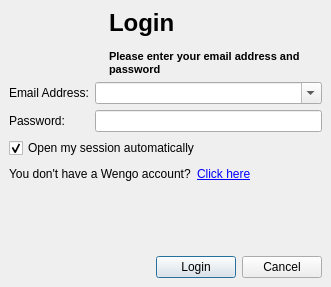
Old version of the form wengophone/src/presentation/qt/login/LoginWindow.ui in the repository tkrotoff/WengoPhone.
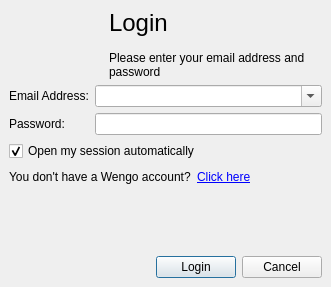
New version of the form.

Diff of the .ui file:
```diff
--- a/wengophone/src/presentation/qt/login/LoginWindow.ui
+++ b/wengophone/src/presentation/qt/login/LoginWindow.ui
@@ -372,17 +372,6 @@
        </disabled>
       </palette>
      </property>
-     <property name="font" >
-      <font>
-       <family>MS Shell Dlg</family>
-       <pointsize>8</pointsize>
-       <weight>75</weight>
-       <italic>false</italic>
-       <bold>true</bold>
-       <underline>false</underline>
-       <strikeout>false</strikeout>
-      </font>
-     </property>
      <property name="text" >
       <string>&lt;span style="font-size:18pt;">Login&lt;/span>&lt;br>&lt;br>&lt;span>Please enter your email address and&lt;br>password&lt;/span></string>
      </property>
```
